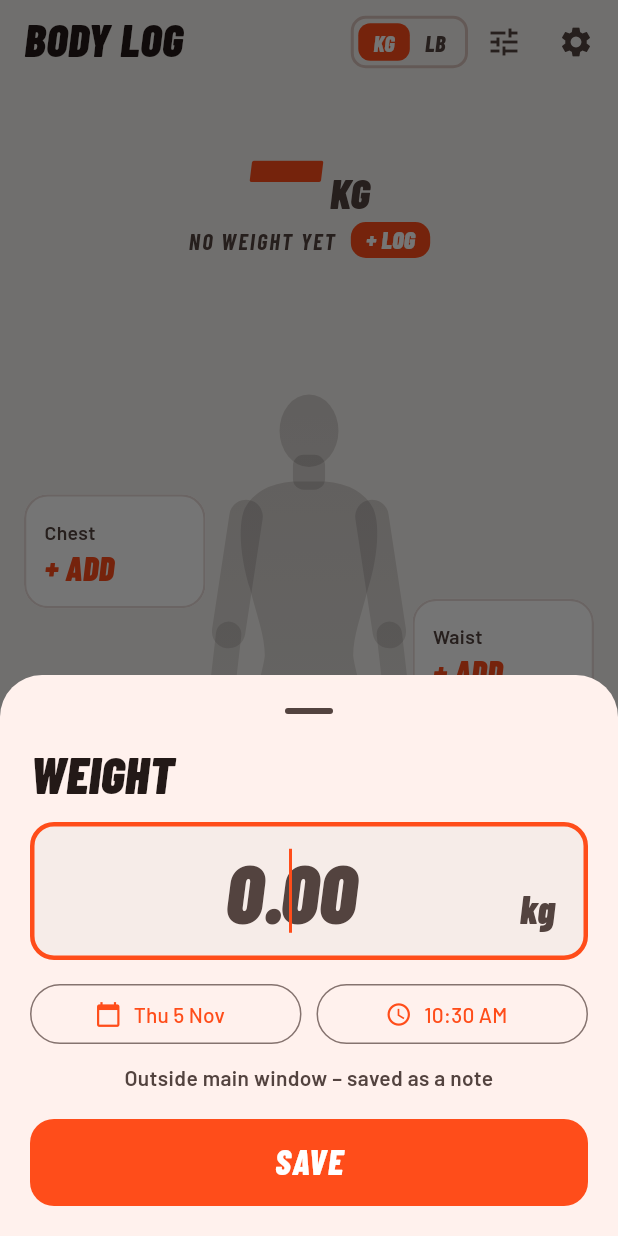
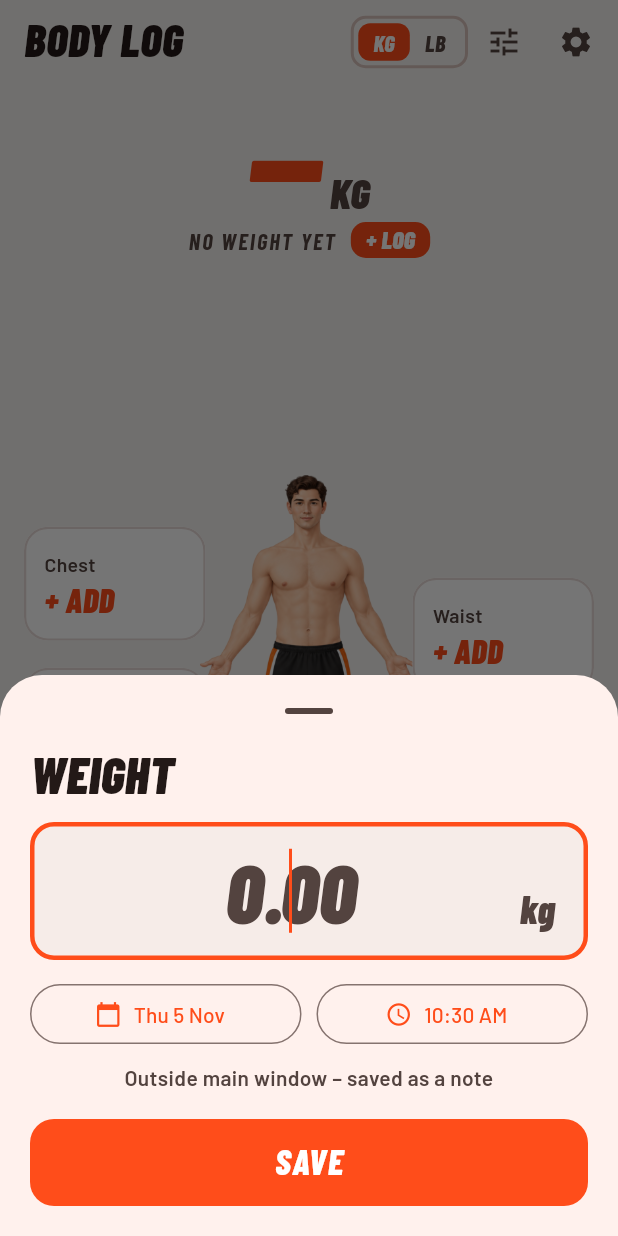
Before and after one commit to infinityladder/weight_tracker, a Flutter app: the screen it shows after launch, after a tap on an icon or button, on a phone screen of 412 x 824 dp. Run offline on Flutter 3.47's test engine with Material 3 defaults, Android fonts, the phone set to English and light mode, and no system bars; our stand-ins replace fl_chart, flutter_riverpod, share_plus, sqflite; accounts and stored records are empty.

Commit message:
Use illustrated male and female body pictures; keep sheet buttons in view
- The body map shows images/male.png or images/female.png instead of
  the hand-drawn figures. Each part's highlight band is positioned from
  measurements taken on that picture.
- Settings and Measurements sheets scroll above a pinned DONE button
  that stays clear of the system navigation bar; the goal and quick
  entry sheets also pad for it.

Co-Authored-By: Claude Opus 5.5 <noreply@anthropic.com>

```diff
--- a/lib/body_map.dart
+++ b/lib/body_map.dart
@@ -19,28 +19,35 @@ class BodyPart {
   BodyPart mirrored() => BodyPart(200 - x2, 200 - x1, y, !right, typicalCm);
 }
 
+const _images = {BodyType.male: 'images/male.png', BodyType.female: 'images/female.png'};
+
+/// Where the body picture sits in the 200 x 440 box: full width, centred
+/// vertically. Both pictures are about 0.524 wide for each unit of height.
+const _imageRect = Rect.fromLTWH(0, 29.25, 200, 381.5);
+
 /// Keyword -> where it sits on the male and female figures, most specific
-/// first ("forearm" before "arm", "above knee" before "knee").
+/// first ("forearm" before "arm", "above knee" before "knee"). Positions are
+/// measured on each body's picture as placed by [_imageRect].
 const _parts = <(String, BodyPart, BodyPart)>[
-  ('neck', BodyPart(88, 112, 62, false, 38), BodyPart(91, 109, 62, false, 33)),
-  ('shoulder', BodyPart(47, 153, 90, true, 110), BodyPart(53, 147, 92, true, 100)),
-  ('chest', BodyPart(51, 149, 122, false, 95), BodyPart(55, 145, 124, false, 90)),
-  ('bust', BodyPart(51, 149, 122, false, 95), BodyPart(55, 145, 124, false, 90)),
-  ('forearm', BodyPart(25, 47, 225, false, 27), BodyPart(33, 49, 225, false, 23)),
-  ('wrist', BodyPart(20, 40, 262, false, 16), BodyPart(30, 44, 262, false, 15)),
-  ('bicep', BodyPart(32, 60, 140, false, 30), BodyPart(41, 61, 140, false, 27)),
-  ('arm', BodyPart(32, 60, 140, false, 30), BodyPart(41, 61, 140, false, 27)),
-  ('belly', BodyPart(61, 139, 172, false, 85), BodyPart(66, 134, 172, false, 78)),
-  ('abdom', BodyPart(61, 139, 172, false, 85), BodyPart(66, 134, 172, false, 78)),
-  ('stomach', BodyPart(61, 139, 172, false, 85), BodyPart(66, 134, 172, false, 78)),
-  ('waist', BodyPart(66, 134, 200, true, 80), BodyPart(72, 128, 200, true, 72)),
-  ('hip', BodyPart(56, 144, 248, true, 98), BodyPart(53, 147, 246, true, 100)),
-  ('glute', BodyPart(56, 144, 248, true, 98), BodyPart(53, 147, 246, true, 100)),
-  ('above knee', BodyPart(61, 94, 334, false, 42), BodyPart(61, 93, 334, false, 42)),
-  ('thigh', BodyPart(59, 98, 290, false, 55), BodyPart(56, 97, 290, false, 57)),
-  ('knee', BodyPart(63, 90, 352, false, 38), BodyPart(64, 90, 352, false, 37)),
-  ('calf', BodyPart(109, 137, 385, true, 37), BodyPart(112, 134, 385, true, 35)),
-  ('ankle', BodyPart(113, 135, 418, true, 22), BodyPart(114, 134, 418, true, 21)),
+  ('neck', BodyPart(86, 110, 78, false, 38), BodyPart(89, 105, 96, false, 33)),
+  ('shoulder', BodyPart(49, 149, 109, true, 110), BodyPart(55, 145, 115, true, 100)),
+  ('chest', BodyPart(59, 140, 129, false, 95), BodyPart(70, 131, 135, false, 90)),
+  ('bust', BodyPart(59, 140, 129, false, 95), BodyPart(70, 131, 135, false, 90)),
+  ('forearm', BodyPart(26, 46, 181, false, 27), BodyPart(31, 49, 188, false, 23)),
+  ('wrist', BodyPart(17, 33, 195, false, 16), BodyPart(20, 35, 201, false, 15)),
+  ('bicep', BodyPart(40, 61, 150, false, 30), BodyPart(50, 68, 153, false, 27)),
+  ('arm', BodyPart(40, 61, 150, false, 30), BodyPart(50, 68, 153, false, 27)),
+  ('belly', BodyPart(70, 128, 162, false, 85), BodyPart(72, 130, 179, false, 78)),
+  ('abdom', BodyPart(70, 128, 162, false, 85), BodyPart(72, 130, 179, false, 78)),
+  ('stomach', BodyPart(70, 128, 162, false, 85), BodyPart(72, 130, 179, false, 78)),
+  ('waist', BodyPart(69, 129, 176, true, 80), BodyPart(76, 124, 164, true, 72)),
+  ('hip', BodyPart(60, 139, 215, true, 98), BodyPart(59, 144, 214, true, 100)),
+  ('glute', BodyPart(60, 139, 215, true, 98), BodyPart(59, 144, 214, true, 100)),
+  ('above knee', BodyPart(65, 90, 283, false, 42), BodyPart(66, 91, 280, false, 42)),
+  ('thigh', BodyPart(61, 94, 259, false, 55), BodyPart(61, 95, 254, false, 57)),
+  ('knee', BodyPart(65, 86, 302, false, 38), BodyPart(66, 89, 294, false, 37)),
+  ('calf', BodyPart(114, 140, 329, true, 37), BodyPart(119, 146, 322, true, 35)),
+  ('ankle', BodyPart(122, 135, 377, true, 22), BodyPart(130, 142, 366, true, 21)),
 ];
 
 /// The part a field measures on [body], matched by name. "L-"/"left" and
@@ -110,8 +117,9 @@ class BodyMap extends StatelessWidget {
       final cardH = ((c.maxHeight - _gap * (rows - 1)) / rows).clamp(56.0, 76.0);
       final h = math.max(c.maxHeight, rows * cardH + (rows - 1) * _gap);
 
-      // Figure fills the middle; the arms may tuck slightly under the cards.
-      final s = math.min(h / 450, math.max(0.4, (w - 2 * cardW - 4) / 150));
+      // Figure fills the middle; the outstretched hands may tuck slightly
+      // under the cards.
+      final s = math.min(h / 450, math.max(0.4, (w - 2 * cardW - 4) / 185));
       final ox = (w - 200 * s) / 2, oy = (h - 440 * s) / 2;
       Offset toCanvas(double x, double y) => Offset(ox + x * s, oy + y * s);
 
@@ -157,16 +165,16 @@ class BodyMap extends StatelessWidget {
         height: h,
         child: Stack(
           children: [
+            Positioned(
+              left: ox + _imageRect.left * s,
+              top: oy + _imageRect.top * s,
+              width: _imageRect.width * s,
+              height: _imageRect.height * s,
+              child: Image.asset(_images[body]!, fit: BoxFit.contain, filterQuality: FilterQuality.medium),
+            ),
             Positioned.fill(
               child: CustomPaint(
-                painter: _BodyPainter(
-                  origin: Offset(ox, oy),
-                  scale: s,
-                  fill: scheme.onSurface,
-                  ringColor: scheme.surface,
-                  highlight: highlight,
-                  body: body,
-                ),
+                painter: _HighlightPainter(ringColor: scheme.surface, highlight: highlight),
               ),
             ),
             for (final (isRight, column) in [(false, left), (true, right)])
@@ -255,32 +263,17 @@ class _PartCard extends StatelessWidget {
   }
 }
 
-class _BodyPainter extends CustomPainter {
-  _BodyPainter({
-    required this.origin,
-    required this.scale,
-    required this.fill,
-    required this.ringColor,
-    required this.highlight,
-    required this.body,
-  });
+/// The selected part's band, a dashed leader to its card and a ringed dot.
+class _HighlightPainter extends CustomPainter {
+  _HighlightPainter({required this.ringColor, required this.highlight});
 
-  final BodyType body;
-  final Offset origin;
-  final double scale;
-  final Color fill, ringColor;
+  final Color ringColor;
 
   /// Selected part: band start, band end, leader anchor, card edge (canvas coordinates).
   final (Offset, Offset, Offset, Offset)? highlight;
 
   @override
   void paint(Canvas canvas, Size size) {
-    canvas.save();
-    canvas.translate(origin.dx, origin.dy);
-    canvas.scale(scale);
-    body == BodyType.female ? _paintFemale(canvas) : _paintFigure(canvas);
-    canvas.restore();
-
     final hl = highlight;
     if (hl == null) return;
     final (a, b, anchor, card) = hl;
@@ -320,124 +313,6 @@ class _BodyPainter extends CustomPainter {
     }
   }
 
-  Paint get _fillPaint => Paint()
-    ..shader = LinearGradient(
-      begin: Alignment.topCenter,
-      end: Alignment.bottomCenter,
-      colors: [fill.withValues(alpha: 0.16), fill.withValues(alpha: 0.08)],
-    ).createShader(const Rect.fromLTWH(0, 0, 200, 440));
-
-  static Paint _limb(Paint fill, double width) => Paint()
-    ..shader = fill.shader
-    ..style = PaintingStyle.stroke
-    ..strokeCap = StrokeCap.round
-    ..strokeWidth = width;
-
-  /// Male silhouette in a 200 x 440 box, built from overlapping filled shapes.
-  void _paintFigure(Canvas canvas) {
-    final paint = _fillPaint;
-    Paint limb(double width) => _limb(paint, width);
-
-    // Head and neck.
-    canvas.drawOval(Rect.fromCenter(center: const Offset(100, 32), width: 44, height: 54), paint);
-    canvas.drawRRect(RRect.fromLTRBR(88, 50, 112, 76, const Radius.circular(8)), paint);
-
-    // Torso: left half traced top to bottom, right half mirrored back up.
-    final torso = Path()
-      ..moveTo(88, 70)
-      ..quadraticBezierTo(62, 72, 52, 90)
-      ..cubicTo(46, 104, 50, 132, 56, 150)
-      ..cubicTo(61, 170, 67, 185, 67, 200)
-      ..cubicTo(65, 216, 57, 232, 58, 256)
-      ..lineTo(142, 256)
-      ..cubicTo(143, 232, 135, 216, 133, 200)
-      ..cubicTo(133, 185, 139, 170, 144, 150)
-      ..cubicTo(150, 132, 154, 104, 148, 90)
-      ..quadraticBezierTo(138, 72, 112, 70)
-      ..close();
-    canvas.drawPath(torso, paint);
-
-    for (final mirror in [false, true]) {
-      Offset m(double x, double y) => Offset(mirror ? 200 - x : x, y);
-      // Arms.
-      canvas.drawLine(m(53, 96), m(40, 182), limb(25));
-      canvas.drawLine(m(40, 184), m(31, 262), limb(19));
-      canvas.drawOval(Rect.fromCenter(center: m(29, 280), width: 18, height: 26), paint);
-      // Legs: tapered thigh, then calf.
-      final leg = Path()
-        ..moveTo(m(58, 250).dx, 250)
-        ..lineTo(m(101, 250).dx, 250)
-        ..lineTo(m(93, 350).dx, 350)
-        ..lineTo(m(61, 350).dx, 350)
-        ..close();
-      canvas.drawPath(leg, paint);
-      canvas.drawLine(m(77, 352), m(76, 418), limb(27));
-      canvas.drawOval(Rect.fromCenter(center: m(73, 430), width: 30, height: 14), paint);
-    }
-  }
-
-  /// Female silhouette in the same box: hair, narrower shoulders and waist,
-  /// fuller bust and hips, slimmer limbs.
-  void _paintFemale(Canvas canvas) {
-    final paint = _fillPaint;
-    Paint limb(double width) => _limb(paint, width);
-
-    // Hair behind the head, then head and neck.
-    canvas.drawPath(
-      Path()
-        ..moveTo(74, 34)
-        ..cubicTo(72, 2, 128, 2, 126, 34)
-        ..cubicTo(127, 52, 130, 70, 124, 80)
-        ..lineTo(76, 80)
-        ..cubicTo(70, 70, 73, 52, 74, 34)
-        ..close(),
-      paint,
-    );
-    canvas.drawOval(Rect.fromCenter(center: const Offset(100, 34), width: 40, height: 50), paint);
-    canvas.drawRRect(RRect.fromLTRBR(91, 52, 109, 76, const Radius.circular(7)), paint);
-
-    // Torso: hourglass, traced like the male one.
-    final torso = Path()
-      ..moveTo(91, 70)
-      ..quadraticBezierTo(62, 74, 56, 92)
-      ..cubicTo(52, 108, 54, 126, 58, 142)
-      ..cubicTo(63, 162, 72, 182, 72, 200)
-      ..cubicTo(71, 218, 53, 232, 54, 256)
-      ..lineTo(146, 256)
-      ..cubicTo(147, 232, 129, 218, 128, 200)
-      ..cubicTo(128, 182, 137, 162, 142, 142)
-      ..cubicTo(146, 126, 148, 108, 144, 92)
-      ..quadraticBezierTo(138, 74, 109, 70)
-      ..close();
-    canvas.drawPath(torso, paint);
-    for (final x in [82.0, 118.0]) {
-      canvas.drawOval(Rect.fromCenter(center: Offset(x, 128), width: 32, height: 24), paint);
-    }
-
-    for (final mirror in [false, true]) {
-      Offset m(double x, double y) => Offset(mirror ? 200 - x : x, y);
-      // Arms.
-      canvas.drawLine(m(57, 98), m(46, 182), limb(20));
-      canvas.drawLine(m(46, 184), m(38, 262), limb(15));
-      canvas.drawOval(Rect.fromCenter(center: m(36, 277), width: 15, height: 22), paint);
-      // Legs: wider at the hip, tapering to the knee, then calf.
-      final leg = Path()
-        ..moveTo(m(54, 250).dx, 250)
-        ..lineTo(m(101, 250).dx, 250)
-        ..lineTo(m(92, 350).dx, 350)
-        ..lineTo(m(62, 350).dx, 350)
-        ..close();
-      canvas.drawPath(leg, paint);
-      canvas.drawLine(m(77, 352), m(77, 418), limb(23));
-      canvas.drawOval(Rect.fromCenter(center: m(75, 428), width: 24, height: 12), paint);
-    }
-  }
-
   @override
-  bool shouldRepaint(_BodyPainter old) =>
-      old.origin != origin ||
-      old.scale != scale ||
-      old.fill != fill ||
-      old.highlight != highlight ||
-      old.body != body;
+  bool shouldRepaint(_HighlightPainter old) => old.highlight != highlight || old.ringColor != ringColor;
 }
--- a/lib/screens/quick_entry_sheet.dart
+++ b/lib/screens/quick_entry_sheet.dart
@@ -69,13 +69,17 @@ class _WeightSheetState extends ConsumerState<_WeightSheet> {
     final data = ref.read(appProvider);
     // Keep any measurements already logged at that exact time.
     final existing = data.entryAt(_date, _minutes);
-    await ref.read(appProvider.notifier).saveEntry(Entry(
+    await ref
+        .read(appProvider.notifier)
+        .saveEntry(
+          Entry(
             id: existing?.id,
             date: _date,
             minutes: _minutes,
             weightKg: data.units.weightIn(value),
             measurements: existing?.measurements ?? const {},
-        ));
+          ),
+        );
     if (mounted) Navigator.pop(context);
   }
 
@@ -88,15 +92,22 @@ class _WeightSheetState extends ConsumerState<_WeightSheet> {
     final inWindow = data.window.contains(_minutes);
 
     return Padding(
-      padding: EdgeInsets.fromLTRB(20, 0, 20, 20 + MediaQuery.viewInsetsOf(context).bottom),
+      padding: EdgeInsets.fromLTRB(
+        20,
+        0,
+        20,
+        20 + MediaQuery.viewInsetsOf(context).bottom + MediaQuery.paddingOf(context).bottom,
+      ),
       child: Column(
         mainAxisSize: MainAxisSize.min,
         crossAxisAlignment: CrossAxisAlignment.stretch,
         children: [
           Text('WEIGHT', style: display(34)),
           if (last != null)
-            Text('Last: ${u.fmtWeight(last)} ${u.weight}',
-                style: TextStyle(color: scheme.onSurfaceVariant, fontWeight: FontWeight.w600)),
+            Text(
+              'Last: ${u.fmtWeight(last)} ${u.weight}',
+              style: TextStyle(color: scheme.onSurfaceVariant, fontWeight: FontWeight.w600),
+            ),
           const SizedBox(height: 16),
           TextField(
             controller: _value,
--- a/pubspec.yaml
+++ b/pubspec.yaml
@@ -93,9 +93,9 @@ flutter:
           style: italic
 
   # To add assets to your application, add an assets section, like this:
-  # assets:
-  #   - images/a_dot_burr.jpeg
-  #   - images/a_dot_ham.jpeg
+  assets:
+    - images/male.png
+    - images/female.png
 
   # An image asset can refer to one or more resolution-specific "variants", see
   # https://flutter.dev/to/resolution-aware-images
```
Also changed, not shown: lib/screens/goal_sheet.dart (+20 -20 lines), lib/screens/settings_sheet.dart (+51 -25 lines), images/female.png (added), images/male.png (added). Lines whose indentation alone changed are shown as unchanged.
